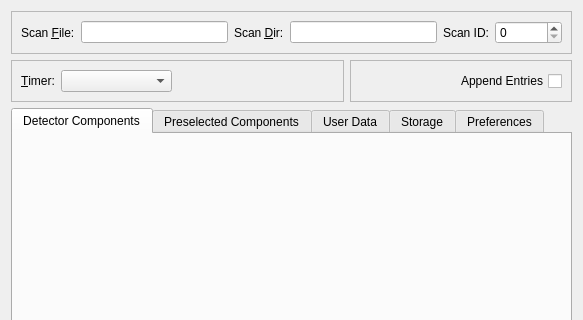
Qt form nxselector/ui/selector.ui (nexdatas/nxselector) before a commit; both pictures show x 0 to 583 and y 0 to 320 of the 583 by 602 pixel window.
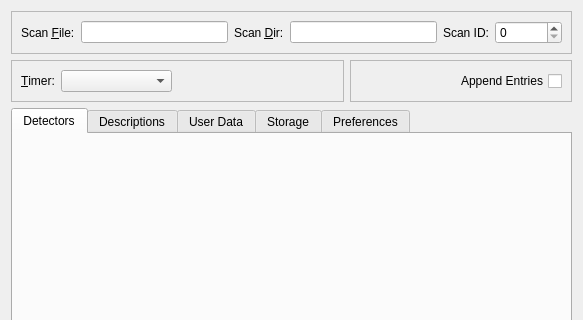
The same form after that commit.

Commit message: changing tag names to Detectors and Descriptions

```diff
--- a/nxselector/ui/selector.ui
+++ b/nxselector/ui/selector.ui
@@ -221,12 +221,12 @@
        </property>
        <widget class="QWidget" name="selectable">
         <attribute name="title">
-         <string>Detector Components</string>
+         <string>Detectors</string>
         </attribute>
        </widget>
        <widget class="QWidget" name="state">
         <attribute name="title">
-         <string>Preselected Components</string>
+         <string>Descriptions</string>
         </attribute>
        </widget>
        <widget class="QWidget" name="data">
```
